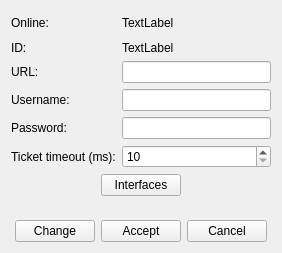
Above: src/VMTD/VMTD/net/nxapi/VMTDNxApiDeviceForm.ui from ekushko/qt-vxlan-mtd-old before the change. Below: the same form after it.
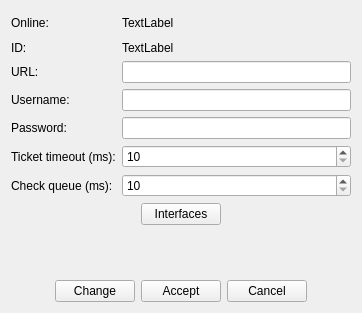
That is the form after the change.

The edit to the form file:
```diff
--- a/src/VMTD/VMTD/net/nxapi/VMTDNxApiDeviceForm.ui
+++ b/src/VMTD/VMTD/net/nxapi/VMTDNxApiDeviceForm.ui
@@ -6,8 +6,8 @@
    <rect>
     <x>0</x>
     <y>0</y>
-    <width>282</width>
-    <height>253</height>
+    <width>362</width>
+    <height>313</height>
    </rect>
   </property>
   <property name="windowTitle">
@@ -110,6 +110,23 @@
         </property>
        </widget>
       </item>
+      <item row="6" column="0">
+       <widget class="QLabel" name="label">
+        <property name="text">
+         <string>Check queue (ms):</string>
+        </property>
+       </widget>
+      </item>
+      <item row="6" column="1">
+       <widget class="QSpinBox" name="sbCheckQueueInterval">
+        <property name="minimum">
+         <number>10</number>
+        </property>
+        <property name="maximum">
+         <number>999999999</number>
+        </property>
+       </widget>
+      </item>
      </layout>
     </widget>
    </item>
```
Left out of the diff: 78 changed lines with no effect on the pictures.
